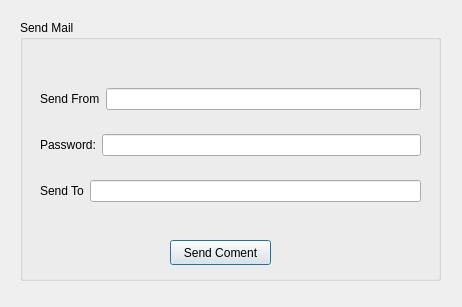
Old version of the form FrameWorkCode/sendmail.ui in the repository UDAAN-LEAP/leap-pe-tool.
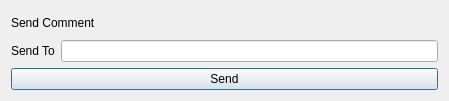
New version of the form.

Commit message: Fetching comment credentials

```diff
--- a/FrameWorkCode/sendmail.ui
+++ b/FrameWorkCode/sendmail.ui
@@ -6,77 +6,17 @@
    <rect>
     <x>0</x>
     <y>0</y>
-    <width>462</width>
-    <height>307</height>
+    <width>449</width>
+    <height>101</height>
    </rect>
   </property>
   <property name="windowTitle">
    <string>Dialog</string>
   </property>
-  <widget class="QGroupBox" name="groupBox">
-   <property name="geometry">
-    <rect>
-     <x>20</x>
-     <y>20</y>
-     <width>421</width>
-     <height>261</height>
-    </rect>
-   </property>
-   <property name="title">
-    <string>Send Mail</string>
-   </property>
-   <widget class="QPushButton" name="send_comment">
-    <property name="geometry">
-     <rect>
-      <x>150</x>
-      <y>220</y>
-      <width>101</width>
-      <height>25</height>
-     </rect>
-    </property>
-    <property name="text">
-     <string>Send Coment</string>
-    </property>
-   </widget>
-   <widget class="QWidget" name="layoutWidget">
-    <property name="geometry">
-     <rect>
-      <x>20</x>
-      <y>50</y>
-      <width>381</width>
-      <height>151</height>
-     </rect>
-    </property>
-    <layout class="QVBoxLayout" name="verticalLayout">
-     <item>
-      <layout class="QHBoxLayout" name="horizontalLayout">
-       <item>
-        <widget class="QLabel" name="unameLabel">
-         <property name="text">
-          <string>Send From</string>
-         </property>
-        </widget>
-       </item>
-       <item>
-        <widget class="QLineEdit" name="send_from"/>
-       </item>
-      </layout>
-     </item>
-     <item>
-      <layout class="QHBoxLayout" name="horizontalLayout_2">
-       <item>
-        <widget class="QLabel" name="pwdLabel">
-         <property name="text">
-          <string>Password:</string>
-         </property>
-        </widget>
-       </item>
-       <item>
-        <widget class="QLineEdit" name="mail_password"/>
-       </item>
-      </layout>
-     </item>
-     <item>
+  <layout class="QGridLayout" name="gridLayout_2">
+   <item row="1" column="0">
+    <layout class="QGridLayout" name="gridLayout">
+     <item row="0" column="0">
       <layout class="QHBoxLayout" name="horizontalLayout_3">
        <item>
         <widget class="QLabel" name="unameLabel_2">
@@ -90,9 +30,23 @@
        </item>
       </layout>
      </item>
+     <item row="1" column="0">
+      <widget class="QPushButton" name="send_comment">
+       <property name="text">
+        <string>Send</string>
+       </property>
+      </widget>
+     </item>
     </layout>
-   </widget>
-  </widget>
+   </item>
+   <item row="0" column="0">
+    <widget class="QLabel" name="label">
+     <property name="text">
+      <string>Send Comment</string>
+     </property>
+    </widget>
+   </item>
+  </layout>
  </widget>
  <resources/>
  <connections/>
```
The commit also changes 3 other files.
